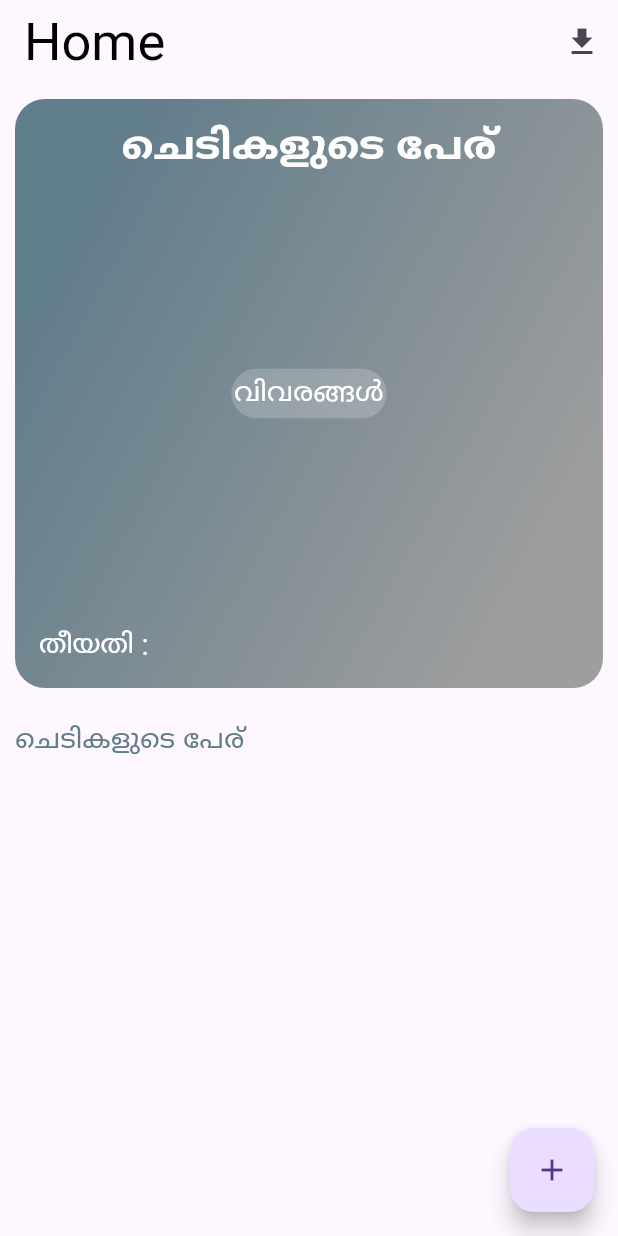
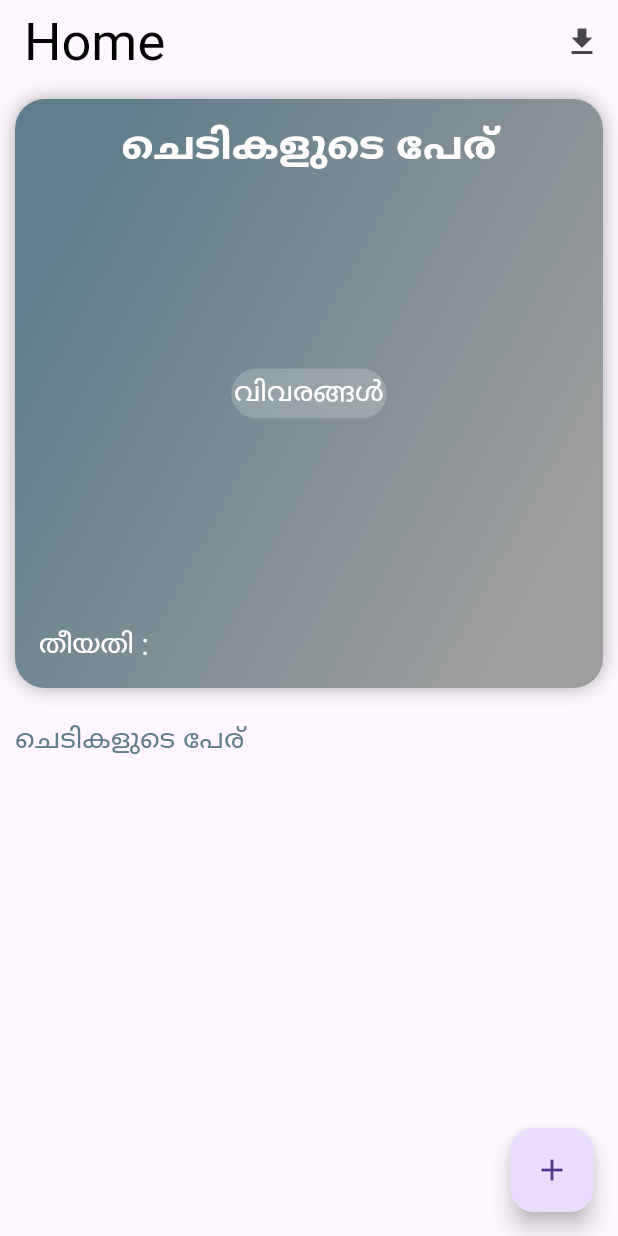
Before and after one commit to ryanromeodev/Plant-App, a Flutter app: the screen it shows after launch, on a phone screen of 412 x 824 dp. Run offline on Flutter 3.47's test engine with Material 3 defaults, Android fonts, the phone set to English and light mode, and no system bars; our stand-ins replace permission_handler.

Commit message:
boxshadow for bigherocard

```diff
--- a/lib/UI/bigherocard.dart
+++ b/lib/UI/bigherocard.dart
@@ -26,6 +26,9 @@ class BigHeroCard extends StatelessWidget {
         margin: EdgeInsets.all(10.0),
         decoration: BoxDecoration(
           borderRadius: BorderRadius.circular(20.0),
+          boxShadow: [
+            BoxShadow(color: Colors.black.withAlpha(80), blurRadius: 10.0),
+          ],
           gradient: LinearGradient(
             colors: getColorsList,
             transform: GradientRotation(0.5),
```
